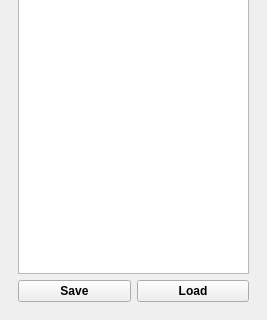
First picture: the form in mesmerize/plotting/widgets/neural_decompose/controls.ui, repository kushalkolar/MESmerize, before the edit; both pictures show x 0 to 267 and y 370 to 690 of the 267 by 690 pixel window.
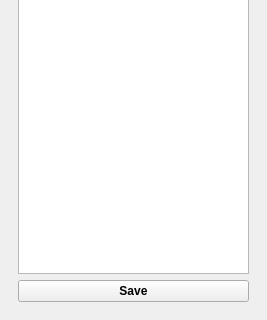
Second picture: the form after the edit. The open tabs and pages were chosen to show the change. Custom widgets are drawn as their Qt base class.

Commit message: flowchart node for neural decompose plot

What changed in the file:
```diff
--- a/mesmerize/plotting/widgets/neural_decompose/controls.ui
+++ b/mesmerize/plotting/widgets/neural_decompose/controls.ui
@@ -228,13 +228,6 @@
             </property>
            </widget>
           </item>
-          <item>
-           <widget class="QPushButton" name="pushButton_2">
-            <property name="text">
-             <string>Load</string>
-            </property>
-           </widget>
-          </item>
          </layout>
         </item>
        </layout>
```
Left out of the diff: 3 changed lines with no effect on the pictures. The commit also changes 2 other files.
